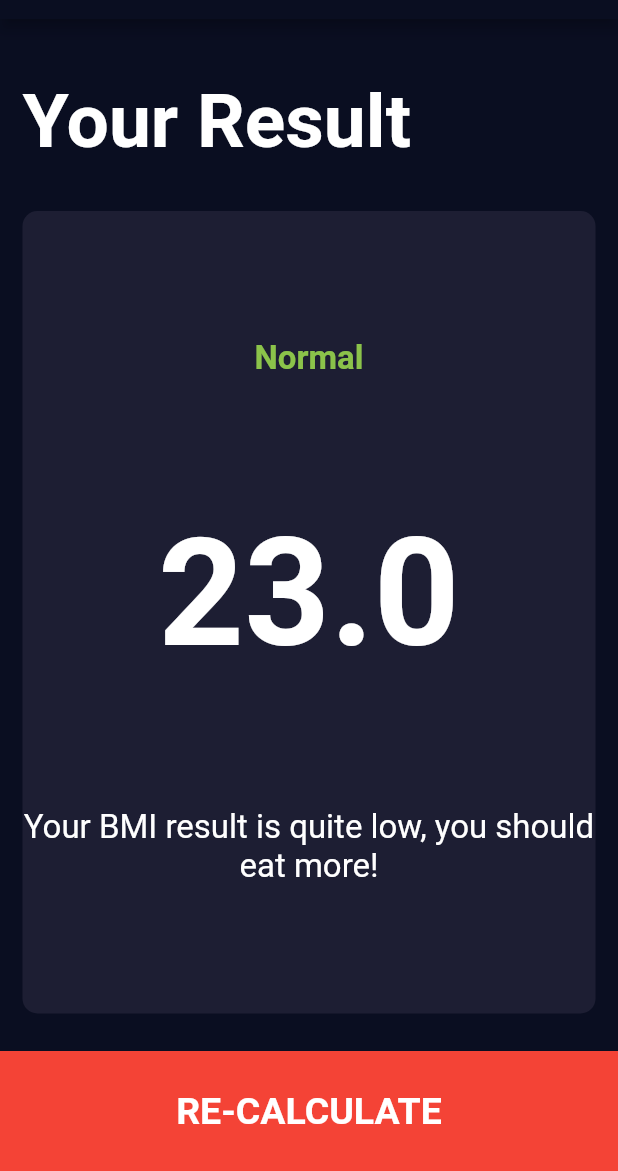
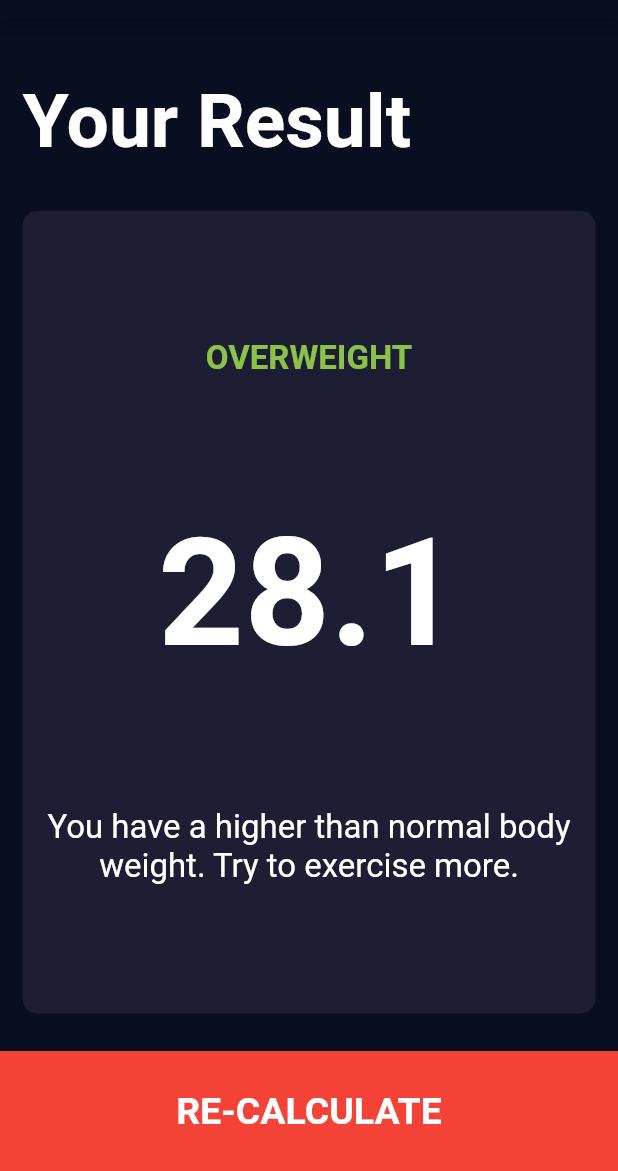
Before and after one commit to fomagran/Flutter-Example, a Flutter app: the screen it shows after launch, after a tap on "CALCULATE", on a phone screen of 412 x 824 dp, the part 65-1236 px from its top. Run offline on Flutter 3.47's test engine with Material 2 defaults, Android fonts, the phone set to English and light mode, and no system bars; our stand-ins replace font_awesome_flutter.

Commit message:
결과 보내고 띄우기 완성!!!

```diff
--- a/lib/screens/input_page.dart
+++ b/lib/screens/input_page.dart
@@ -203,8 +203,14 @@ class _InputPageState extends State<InputPage> {
               onTap: () {
                 CalculatorBrain cal =
                     CalculatorBrain(height: height, weight: weight);
-                Navigator.push(context,
-                    MaterialPageRoute(builder: (context) => ResultsPage()));
+                Navigator.push(
+                    context,
+                    MaterialPageRoute(
+                        builder: (context) => ResultsPage(
+                              bmiResult: cal.calculateBMI(),
+                              resultTet: cal.getResults(),
+                              interpretaion: cal.getInterpretation(),
+                            )));
               },
               buttonTitle: "CALCULATE",
             )
--- a/lib/screens/results_page.dart
+++ b/lib/screens/results_page.dart
@@ -6,6 +6,15 @@ import '../constants.dart';
 import '../components/reusable_card.dart';
 
 class ResultsPage extends StatelessWidget {
+  ResultsPage(
+      {@required this.interpretaion,
+      @required this.bmiResult,
+      @required this.resultTet});
+
+  final String bmiResult;
+  final String resultTet;
+  final String interpretaion;
+
   @override
   Widget build(BuildContext context) {
     return Scaffold(
@@ -34,12 +43,12 @@ class ResultsPage extends StatelessWidget {
                   crossAxisAlignment: CrossAxisAlignment.center,
                   children: <Widget>[
                     Text(
-                      "Normal",
+                      resultTet.toUpperCase(),
                       style: resultTextStyle,
                     ),
-                    Text("23.0", style: bmiTextStyle),
+                    Text(bmiResult, style: bmiTextStyle),
                     Text(
-                      "Your BMI result is quite low, you should eat more!",
+                      interpretaion,
                       style: bodyTextStyle,
                       textAlign: TextAlign.center,
                     ),
```
